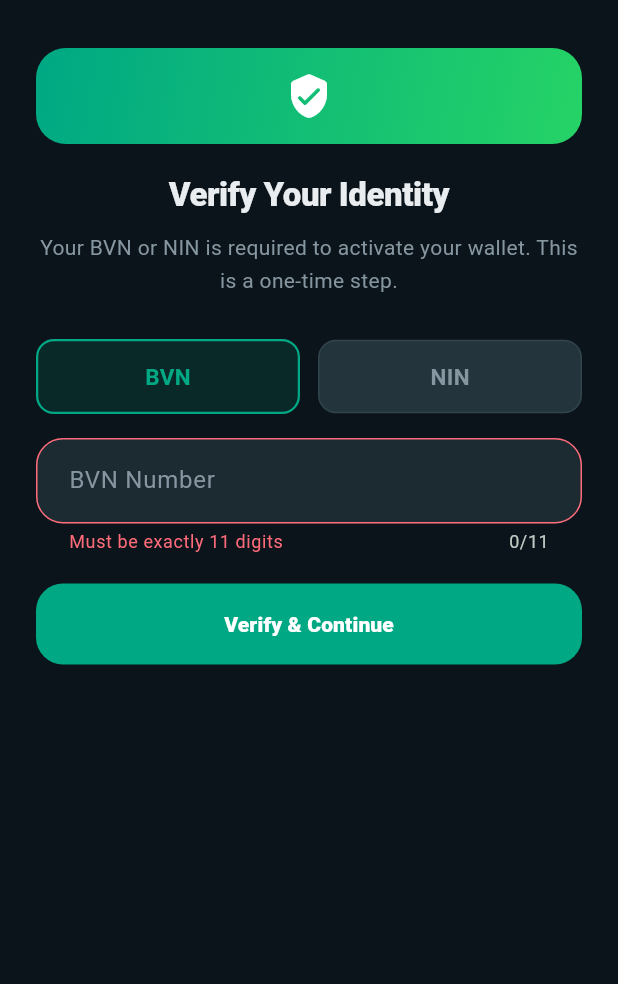
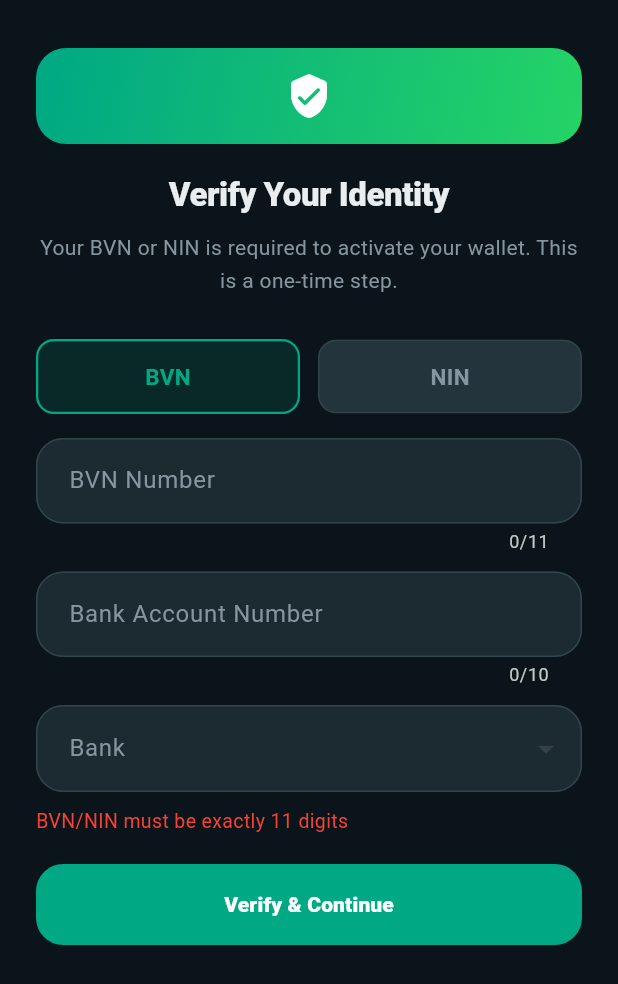
Before and after one commit to mackings/bondoo-mobile, a Flutter app: the _IdentityVerificationSheet widget shown alone on an empty page, opened directly, after a tap on "Verify & Continue", on a phone screen of 412 x 824 dp. Shown: the top 984 px of the screen. Run offline on Flutter 3.47's test engine with Material 3 defaults, Android fonts, the phone set to English and light mode, and no system bars; our stand-ins replace audioplayers, firebase_core, firebase_messaging, flutter_contacts, flutter_riverpod, image_picker and 5 more; missing offline and left inert: agora_rtc_engine, audio_session, record; accounts and stored records are empty; network calls fail.

Commit message:
feat: BVN modal now collects account number + bank for /dedicated_account/assign
Modal has three fields: BVN/NIN, bank account number, bank dropdown.
Submits all to /paystack/identify which calls Paystack assign endpoint.
Shows 'Verification Submitted' screen on success — wallet ready on next open.

Co-Authored-By: Claude Sonnet 4.6 <noreply@anthropic.com>

```diff
--- a/lib/features/home/presentation/home_shell.dart
+++ b/lib/features/home/presentation/home_shell.dart
@@ -82,34 +82,61 @@ class _IdentityVerificationSheet extends ConsumerStatefulWidget {
 class _IdentityVerificationSheetState
     extends ConsumerState<_IdentityVerificationSheet> {
   String _type = 'bvn';
-  final _ctrl = TextEditingController();
+  final _bvnCtrl     = TextEditingController();
+  final _accountCtrl = TextEditingController();
   bool _submitting = false;
-  bool _submitted = false; // BVN sent, wallet being set up in background
+  bool _submitted  = false;
   String? _error;
+  List<Map<String, dynamic>> _banks = [];
+  Map<String, dynamic>? _selectedBank;
+
+  @override
+  void initState() {
+    super.initState();
+    _loadBanks();
+  }
+
+  Future<void> _loadBanks() async {
+    try {
+      final banks = await ref.read(paystackRepositoryProvider).getBanks();
+      if (mounted) setState(() => _banks = banks.cast<Map<String, dynamic>>());
+    } catch (_) {}
+  }
 
   @override
   void dispose() {
-    _ctrl.dispose();
+    _bvnCtrl.dispose();
+    _accountCtrl.dispose();
     super.dispose();
   }
 
   Future<void> _submit() async {
-    final value = _ctrl.text.trim();
-    if (value.length != 11 || !RegExp(r'^\d+$').hasMatch(value)) {
-      setState(() => _error = 'Must be exactly 11 digits');
+    final bvn     = _bvnCtrl.text.trim();
+    final account = _accountCtrl.text.trim();
+    if (bvn.length != 11 || !RegExp(r'^\d+$').hasMatch(bvn)) {
+      setState(() => _error = 'BVN/NIN must be exactly 11 digits');
+      return;
+    }
+    if (account.length != 10 || !RegExp(r'^\d+$').hasMatch(account)) {
+      setState(() => _error = 'Account number must be exactly 10 digits');
+      return;
+    }
+    if (_selectedBank == null) {
+      setState(() => _error = 'Please select your bank');
       return;
     }
     setState(() { _submitting = true; _error = null; });
     try {
       final result = await ref.read(paystackRepositoryProvider).identifyCustomer(
-        type: _type,
-        value: value,
+        type:          _type,
+        value:         bvn,
+        accountNumber: account,
+        bankCode:      _selectedBank!['code'] as String,
       );
       if (!mounted) return;
       if (result['status'] == 'verified') {
         Navigator.pop(context, true);
       } else {
-        // "submitted" — BVN sent to Paystack, wallet created in background via webhook
         setState(() { _submitting = false; _submitted = true; });
       }
     } catch (e) {
@@ -219,18 +246,41 @@ class _IdentityVerificationSheetState
         ),
         const SizedBox(height: 16),
         TextField(
-          controller: _ctrl,
+          controller: _bvnCtrl,
           keyboardType: TextInputType.number,
           maxLength: 11,
           decoration: InputDecoration(
             labelText: '${_type.toUpperCase()} Number',
             hintText: 'Enter your 11-digit ${_type.toUpperCase()}',
-            errorText: _error,
           ),
-          onChanged: (_) {
-            if (_error != null) setState(() => _error = null);
-          },
+          onChanged: (_) { if (_error != null) setState(() => _error = null); },
         ),
+        const SizedBox(height: 12),
+        TextField(
+          controller: _accountCtrl,
+          keyboardType: TextInputType.number,
+          maxLength: 10,
+          decoration: const InputDecoration(
+            labelText: 'Bank Account Number',
+            hintText: 'Your 10-digit account number',
+          ),
+          onChanged: (_) { if (_error != null) setState(() => _error = null); },
+        ),
+        const SizedBox(height: 12),
+        DropdownButtonFormField<Map<String, dynamic>>(
+          initialValue: _selectedBank,
+          isExpanded: true,
+          decoration: const InputDecoration(labelText: 'Bank'),
+          items: _banks.map((bank) => DropdownMenuItem(
+            value: bank,
+            child: Text(bank['name'] as String, overflow: TextOverflow.ellipsis),
+          )).toList(),
+          onChanged: (bank) => setState(() { _selectedBank = bank; if (_error != null) _error = null; }),
+        ),
+        if (_error != null) ...[
+          const SizedBox(height: 10),
+          Text(_error!, style: const TextStyle(color: Colors.red, fontSize: 13)),
+        ],
         const SizedBox(height: 20),
         FilledButton(
           onPressed: _submitting ? null : _submit,
--- a/lib/features/wallet/data/paystack_repository.dart
+++ b/lib/features/wallet/data/paystack_repository.dart
@@ -51,9 +51,15 @@ class PaystackRepository {
   Future<Map<String, dynamic>> identifyCustomer({
     required String type,
     required String value,
+    required String accountNumber,
+    required String bankCode,
   }) async {
-    return await _api.post('/paystack/identify', {'type': type, 'value': value})
-        as Map<String, dynamic>;
+    return await _api.post('/paystack/identify', {
+      'type': type,
+      'value': value,
+      'account_number': accountNumber,
+      'bank_code': bankCode,
+    }) as Map<String, dynamic>;
   }
 
   Future<Map<String, dynamic>> getIdentifyStatus() async {
```
